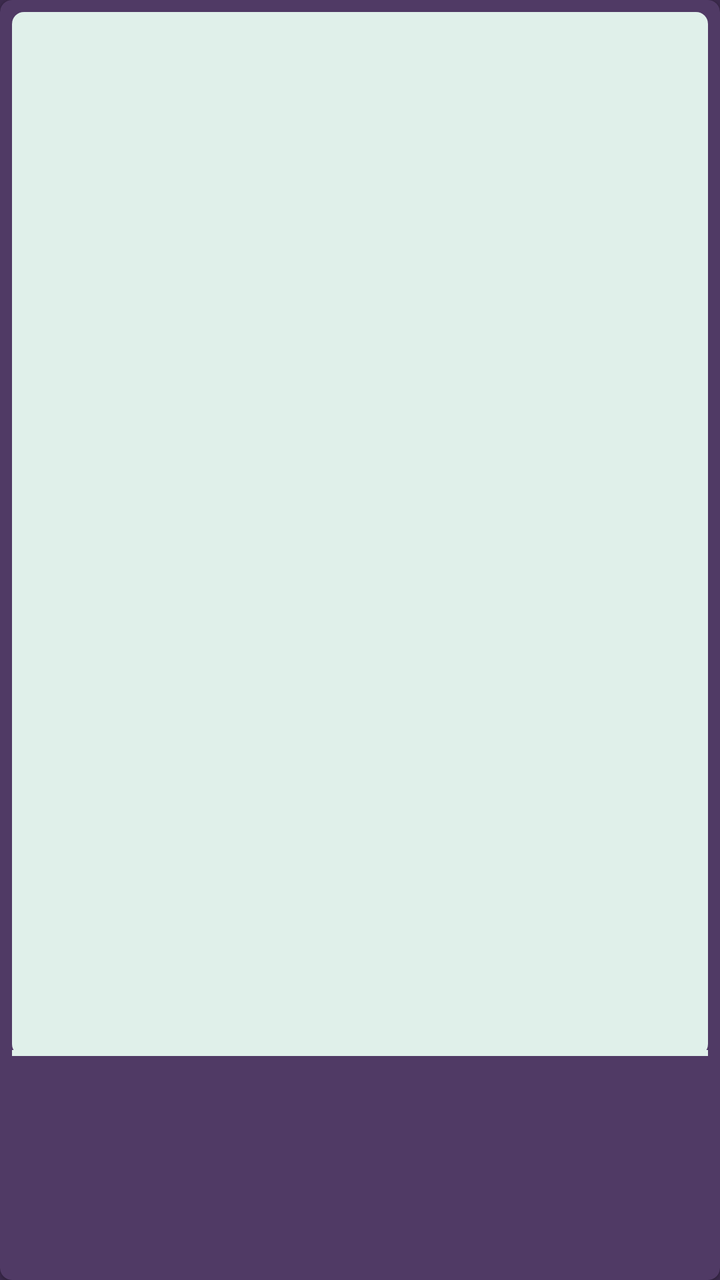
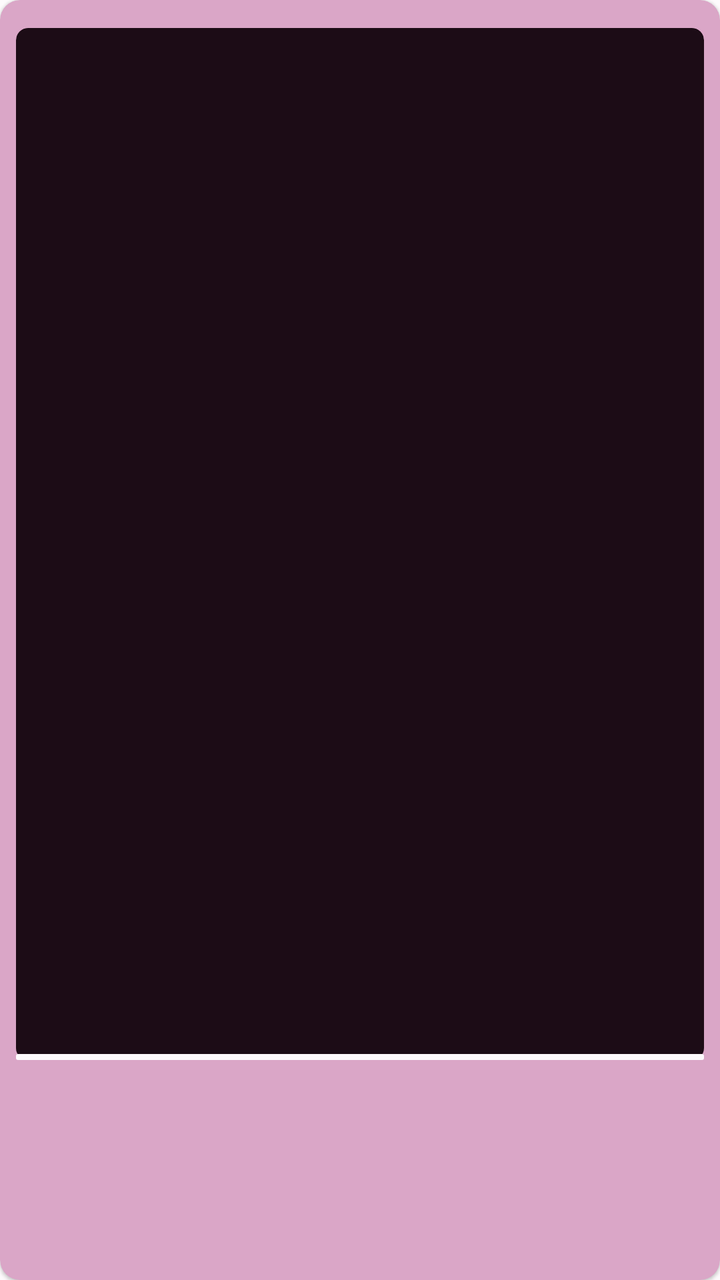

The first picture is an Android layout as it rendered before a commit; the second is the same layout after the commit. The layout source and the unified diff follow.
<!-- AndroidManifest.xml: application theme Theme.EpubReader -->
<!-- res/layout/item_book_grid.xml -->
<?xml version="1.0" encoding="utf-8"?>
<com.google.android.material.card.MaterialCardView xmlns:android="http://schemas.android.com/apk/res/android"
    xmlns:app="http://schemas.android.com/apk/res-auto"
    android:layout_width="match_parent"
    android:layout_height="wrap_content"
    android:layout_marginStart="4dp"
    android:layout_marginEnd="4dp"
    android:layout_marginBottom="10dp"
    app:cardBackgroundColor="@color/palette_plum"
    app:cardCornerRadius="6dp"
    app:cardElevation="1dp">

    <LinearLayout
        android:layout_width="match_parent"
        android:layout_height="wrap_content"
        android:orientation="vertical"
        android:padding="6dp">

        <androidx.constraintlayout.widget.ConstraintLayout
            android:layout_width="match_parent"
            android:layout_height="wrap_content">

            
            <ImageView
                android:id="@+id/cover"
                android:layout_width="match_parent"
                android:layout_height="0dp"
                android:background="@drawable/cover_frame"
                android:contentDescription="@string/book_author"
                android:scaleType="centerCrop"
                app:layout_constraintDimensionRatio="H,1:1.5"
                app:layout_constraintTop_toTopOf="parent" />

            
            <TextView
                android:id="@+id/progressBadge"
                android:layout_width="wrap_content"
                android:layout_height="wrap_content"
                android:layout_marginTop="6dp"
                android:layout_marginEnd="6dp"
                android:background="@drawable/badge_bg"
                android:paddingStart="6dp"
                android:paddingTop="2dp"
                android:paddingEnd="6dp"
                android:paddingBottom="2dp"
                android:textColor="@color/white"
                android:textSize="10sp"
                android:textStyle="bold"
                android:visibility="gone"
                app:layout_constraintEnd_toEndOf="@id/cover"
                app:layout_constraintTop_toTopOf="@id/cover" />

            
            <View
                android:id="@+id/progressTrack"
                android:layout_width="0dp"
                android:layout_height="3dp"
                android:background="@color/progress_track"
                app:layout_constraintBottom_toBottomOf="@id/cover"
                app:layout_constraintStart_toStartOf="@id/cover"
                app:layout_constraintEnd_toEndOf="@id/cover" />

            <View
                android:id="@+id/progressFill"
                android:layout_width="0dp"
                android:layout_height="3dp"
                android:background="@color/progress_fill"
                app:layout_constraintBottom_toBottomOf="@id/cover"
                app:layout_constraintStart_toStartOf="@id/cover"
                app:layout_constraintEnd_toEndOf="@id/progressTrack" />
        </androidx.constraintlayout.widget.ConstraintLayout>

        <TextView
            android:id="@+id/title"
            android:layout_width="match_parent"
            android:layout_height="wrap_content"
            android:layout_marginTop="7dp"
            android:ellipsize="end"
            android:maxLines="2"
            android:textColor="@color/palette_mint"
            android:textSize="12sp"
            android:textStyle="bold" />

        <TextView
            android:id="@+id/author"
            android:layout_width="match_parent"
            android:layout_height="wrap_content"
            android:layout_marginTop="1dp"
            android:ellipsize="end"
            android:maxLines="1"
            android:textColor="@color/palette_slate"
            android:textSize="11sp" />
    </LinearLayout>
</com.google.android.material.card.MaterialCardView>
<!-- resources referenced by this layout -->
<resources>
  <color name="palette_mint">#E0F0EA</color>
  <color name="palette_plum">#503A65</color>
  <color name="palette_slate">#95ADBE</color>
  <color name="progress_fill">@color/palette_mint</color>
  <color name="progress_track">@color/palette_slate</color>
  <color name="white">#FFFFFF</color>
  <!-- drawable badge_bg (drawable) -->
  <?xml version="1.0" encoding="utf-8"?>
  <shape xmlns:android="http://schemas.android.com/apk/res/android" android:shape="rectangle">
      <solid android:color="@color/palette_purple" />
      <corners android:radius="3dp" />
  </shape>
  <!-- drawable cover_frame (drawable) -->
  <?xml version="1.0" encoding="utf-8"?>
  <shape xmlns:android="http://schemas.android.com/apk/res/android" android:shape="rectangle">
      <solid android:color="@color/cover_placeholder" />
      <corners android:radius="6dp" />
  </shape>
  <style name="Theme.EpubReader" parent="Theme.MaterialComponents.DayNight.NoActionBar">
          <item name="android:windowBackground">@color/dark_bg</item>
          <item name="android:statusBarColor">@color/black</item>
          <item name="android:navigationBarColor">@color/black</item>
          <item name="android:windowLightStatusBar">false</item>
          <item name="android:windowLightNavigationBar" tools:targetApi="o_mr1">false</item>
          <item name="colorPrimary">@color/accent</item>
          <item name="colorPrimaryVariant">@color/accent_dark</item>
          <item name="colorOnPrimary">@color/white</item>
          <item name="colorSecondary">@color/secondary</item>
          <item name="colorOnSecondary">@color/white</item>
          <item name="android:colorBackground">@color/dark_bg</item>
          <item name="colorSurface">@color/dark_surface</item>
          <item name="colorOnSurface">@color/dark_text</item>
          <item name="android:textColorPrimary">@color/dark_text</item>
          <item name="android:textColorSecondary">@color/dark_text_muted</item>
          <item name="colorControlNormal">@color/white</item>
          <item name="toolbarStyle">@style/Widget.EpubReader.Toolbar</item>
          <item name="drawerArrowStyle">@style/Widget.EpubReader.DrawerArrowToggle</item>
      </style>
  <color name="palette_purple">#574F7D</color>
  <color name="cover_placeholder">@color/palette_mint</color>
  <color name="dark_bg">@color/palette_eggplant</color>
  <color name="black">#000000</color>
  <color name="accent">@color/palette_plum</color>
  <color name="accent_dark">@color/palette_purple</color>
  <color name="secondary">@color/palette_slate</color>
  <color name="dark_surface">@color/palette_plum</color>
  <color name="dark_text">@color/palette_mint</color>
  <color name="dark_text_muted">@color/palette_slate</color>
  <style name="Widget.EpubReader.Toolbar" parent="Widget.MaterialComponents.Toolbar">
          <item name="titleTextColor">?android:textColorPrimary</item>
          <item name="subtitleTextColor">?android:textColorSecondary</item>
          <item name="navigationIconTint">?android:textColorPrimary</item>
          <item name="actionMenuTextColor">?android:textColorPrimary</item>
      </style>
  <style name="Widget.EpubReader.DrawerArrowToggle" parent="Widget.AppCompat.DrawerArrowToggle">
          <item name="color">?android:textColorPrimary</item>
      </style>
  <color name="palette_eggplant">#3C2A4D</color>
  <!-- unchanged entries left out for length: 1 -->
</resources>

<!-- the commit's change to res/layout/item_book_grid.xml (unified diff, before → after) -->
@@ -5,90 +5,117 @@
     android:layout_height="wrap_content"
     android:layout_marginStart="4dp"
     android:layout_marginEnd="4dp"
-    android:layout_marginBottom="10dp"
+    android:layout_marginBottom="8dp"
     app:cardBackgroundColor="@color/palette_plum"
-    app:cardCornerRadius="6dp"
+    app:cardCornerRadius="10dp"
     app:cardElevation="1dp">
 
     <LinearLayout
         android:layout_width="match_parent"
         android:layout_height="wrap_content"
         android:orientation="vertical"
-        android:padding="6dp">
+        android:padding="8dp">
 
         <androidx.constraintlayout.widget.ConstraintLayout
             android:layout_width="match_parent"
             android:layout_height="wrap_content">
 
             
-            <ImageView
-                android:id="@+id/cover"
+            <com.google.android.material.card.MaterialCardView
+                android:id="@+id/coverCard"
                 android:layout_width="match_parent"
                 android:layout_height="0dp"
-                android:background="@drawable/cover_frame"
-                android:contentDescription="@string/book_author"
-                android:scaleType="centerCrop"
+                android:layout_marginTop="@dimen/app_chrome_padding_v"
+                android:layout_marginBottom="@dimen/app_chrome_padding_v"
+                app:cardElevation="0dp"
+                app:cardPreventCornerOverlap="false"
+                app:strokeWidth="0dp"
+                app:shapeAppearanceOverlay="@style/ShapeAppearance.TopRounded"
                 app:layout_constraintDimensionRatio="H,1:1.5"
-                app:layout_constraintTop_toTopOf="parent" />
+                app:layout_constraintTop_toTopOf="parent">
+
+                <ImageView
+                    android:id="@+id/cover"
+                    android:layout_width="match_parent"
+                    android:layout_height="match_parent"
+                    android:background="@drawable/cover_frame"
+                    android:contentDescription="@string/book_author"
+                    android:scaleType="centerCrop" />
+
+            </com.google.android.material.card.MaterialCardView>
+
+            
+            <ImageView
+                android:id="@+id/favoriteBadge"
+                android:layout_width="28dp"
+                android:layout_height="28dp"
+                android:layout_marginTop="6dp"
+                android:layout_marginEnd="6dp"
+                android:background="@drawable/favorite_badge_bg"
+                android:contentDescription="@string/option_favorite"
+                android:padding="6dp"
+                android:src="@drawable/ic_favorite"
+                android:visibility="gone"
+                app:tint="@color/palette_violet"
+                app:layout_constraintEnd_toEndOf="@id/coverCard"
+                app:layout_constraintTop_toTopOf="@id/coverCard" />
+
+            
+            <ProgressBar
+                android:id="@+id/progressBar"
+                style="@android:style/Widget.ProgressBar.Horizontal"
+                android:layout_width="0dp"
+                android:layout_height="3dp"
+                android:max="100"
+                android:progress="0"
+                android:progressDrawable="@drawable/progress_line_rounded_book_grid"
+                app:layout_constraintBottom_toBottomOf="@id/coverCard"
+                app:layout_constraintEnd_toEndOf="@id/coverCard"
+                app:layout_constraintStart_toStartOf="@id/coverCard" />
 
             
             <TextView
                 android:id="@+id/progressBadge"
                 android:layout_width="wrap_content"
                 android:layout_height="wrap_content"
-                android:layout_marginTop="6dp"
-                android:layout_marginEnd="6dp"
-                android:background="@drawable/badge_bg"
-                android:paddingStart="6dp"
+                android:layout_marginStart="6dp"
+                android:layout_marginBottom="4dp"
+                android:background="@drawable/badge_bg_violet"
+                android:paddingStart="8dp"
                 android:paddingTop="2dp"
-                android:paddingEnd="6dp"
+                android:paddingEnd="8dp"
                 android:paddingBottom="2dp"
-                android:textColor="@color/white"
-                android:textSize="10sp"
+                android:textColor="@color/palette_eggplant"
+                android:textSize="11sp"
                 android:textStyle="bold"
                 android:visibility="gone"
-                app:layout_constraintEnd_toEndOf="@id/cover"
-                app:layout_constraintTop_toTopOf="@id/cover" />
+                app:layout_constraintBottom_toTopOf="@id/progressBar"
+                app:layout_constraintStart_toStartOf="@id/coverCard" />
 
-            
-            <View
-                android:id="@+id/progressTrack"
-                android:layout_width="0dp"
-                android:layout_height="3dp"
-                android:background="@color/progress_track"
-                app:layout_constraintBottom_toBottomOf="@id/cover"
-                app:layout_constraintStart_toStartOf="@id/cover"
-                app:layout_constraintEnd_toEndOf="@id/cover" />
-
-            <View
-                android:id="@+id/progressFill"
-                android:layout_width="0dp"
-                android:layout_height="3dp"
-                android:background="@color/progress_fill"
-                app:layout_constraintBottom_toBottomOf="@id/cover"
-                app:layout_constraintStart_toStartOf="@id/cover"
-                app:layout_constraintEnd_toEndOf="@id/progressTrack" />
         </androidx.constraintlayout.widget.ConstraintLayout>
 
         <TextView
             android:id="@+id/title"
             android:layout_width="match_parent"
             android:layout_height="wrap_content"
-            android:layout_marginTop="7dp"
+            android:layout_marginTop="@dimen/app_chrome_padding_v"
             android:ellipsize="end"
+            android:minLines="2"
             android:maxLines="2"
             android:textColor="@color/palette_mint"
-            android:textSize="12sp"
+            android:textSize="13sp"
             android:textStyle="bold" />
 
         <TextView
             android:id="@+id/author"
             android:layout_width="match_parent"
             android:layout_height="wrap_content"
-            android:layout_marginTop="1dp"
+            android:layout_marginTop="4dp"
+            android:layout_marginBottom="@dimen/app_chrome_padding_v"
             android:ellipsize="end"
             android:maxLines="1"
             android:textColor="@color/palette_slate"
             android:textSize="11sp" />
+
     </LinearLayout>
 </com.google.android.material.card.MaterialCardView>
<!-- resource entries referenced after the edit -->
@@ -1,63 +1,105 @@
 <!-- resources referenced by this layout -->
 <resources>
-  <color name="palette_mint">#E0F0EA</color>
-  <color name="palette_plum">#503A65</color>
-  <color name="palette_slate">#95ADBE</color>
-  <color name="progress_fill">@color/palette_mint</color>
-  <color name="progress_track">@color/palette_slate</color>
-  <color name="white">#FFFFFF</color>
-  <!-- drawable badge_bg (drawable) -->
+  <color name="palette_mint">@color/palette_china</color>
+  <color name="palette_plum">@color/palette_copper_rose</color>
+  <color name="palette_slate">@color/palette_dusty_rose</color>
+  <color name="palette_violet">@color/palette_blush_mauve</color>
+  <dimen name="app_chrome_padding_v">6dp</dimen>
+  <!-- drawable badge_bg_violet (drawable) -->
   <?xml version="1.0" encoding="utf-8"?>
-  <shape xmlns:android="http://schemas.android.com/apk/res/android" android:shape="rectangle">
-      <solid android:color="@color/palette_purple" />
-      <corners android:radius="3dp" />
+  <shape xmlns:android="http://schemas.android.com/apk/res/android"
+      android:shape="rectangle">
+      <solid android:color="@color/palette_violet" />
+      <corners android:radius="8dp" />
   </shape>
+  <color name="white">#000000</color>
   <!-- drawable cover_frame (drawable) -->
   <?xml version="1.0" encoding="utf-8"?>
   <shape xmlns:android="http://schemas.android.com/apk/res/android" android:shape="rectangle">
-      <solid android:color="@color/cover_placeholder" />
+      <solid android:color="@color/palette_mint" />
       <corners android:radius="6dp" />
   </shape>
+  <!-- drawable favorite_badge_bg (drawable) -->
+  <?xml version="1.0" encoding="utf-8"?>
+  <shape xmlns:android="http://schemas.android.com/apk/res/android"
+      android:shape="oval">
+      <solid android:color="#40000000" />
+  </shape>
+  <!-- drawable ic_favorite (drawable) -->
+  <?xml version="1.0" encoding="utf-8"?>
+  <vector xmlns:android="http://schemas.android.com/apk/res/android"
+      android:width="24dp" android:height="24dp"
+      android:viewportWidth="24" android:viewportHeight="24">
+      <path android:fillColor="@color/white"
+          android:pathData="M12,21.35l-1.45,-1.32C5.4,15.36 2,12.28 2,8.5 2,5.42 4.42,3 7.5,3c1.74,0 3.41,0.81 4.5,2.09C13.09,3.81 14.76,3 16.5,3 19.58,3 22,5.42 22,8.5c0,3.78 -3.4,6.86 -8.55,11.54L12,21.35z" />
+  </vector>
+  <!-- drawable progress_line_rounded_book_grid (drawable) -->
+  <?xml version="1.0" encoding="utf-8"?>
+  <layer-list xmlns:android="http://schemas.android.com/apk/res/android">
+      <item android:id="@android:id/background">
+          <shape android:shape="rectangle">
+              <solid android:color="@color/palette_eggplant" />
+              <corners android:radius="1dp" />
+          </shape>
+      </item>
+      <item android:id="@android:id/progress">
+          <scale android:scaleWidth="100%">
+              <shape android:shape="rectangle">
+                  <solid android:color="@color/palette_violet" />
+                  <corners android:radius="1dp" />
+              </shape>
+          </scale>
+      </item>
+  </layer-list>
+  <string name="option_favorite">Favorite</string>
+  <style name="ShapeAppearance.TopRounded" parent="">
+          <item name="cornerSizeTopLeft">6dp</item>
+          <item name="cornerSizeTopRight">6dp</item>
+          <item name="cornerSizeBottomLeft">2dp</item>
+          <item name="cornerSizeBottomRight">2dp</item>
+      </style>
   <style name="Theme.EpubReader" parent="Theme.MaterialComponents.DayNight.NoActionBar">
-          <item name="android:windowBackground">@color/dark_bg</item>
+          <item name="android:windowBackground">@color/palette_eggplant</item>
           <item name="android:statusBarColor">@color/black</item>
           <item name="android:navigationBarColor">@color/black</item>
           <item name="android:windowLightStatusBar">false</item>
           <item name="android:windowLightNavigationBar" tools:targetApi="o_mr1">false</item>
-          <item name="colorPrimary">@color/accent</item>
-          <item name="colorPrimaryVariant">@color/accent_dark</item>
+          <item name="android:windowNoTitle">true</item>
+          <item name="android:windowContentOverlay">@null</item>
+          <item name="android:enforceStatusBarContrast" tools:targetApi="q">false</item>
+          <item name="android:enforceNavigationBarContrast" tools:targetApi="q">false</item>
+          <item name="colorPrimary">@color/palette_plum</item>
+          <item name="colorPrimaryVariant">@color/palette_purple</item>
           <item name="colorOnPrimary">@color/white</item>
-          <item name="colorSecondary">@color/secondary</item>
+          <item name="colorSecondary">@color/palette_slate</item>
           <item name="colorOnSecondary">@color/white</item>
-          <item name="android:colorBackground">@color/dark_bg</item>
-          <item name="colorSurface">@color/dark_surface</item>
-          <item name="colorOnSurface">@color/dark_text</item>
-          <item name="android:textColorPrimary">@color/dark_text</item>
-          <item name="android:textColorSecondary">@color/dark_text_muted</item>
+          <item name="android:colorBackground">@color/palette_eggplant</item>
+          <item name="colorSurface">@color/palette_plum</item>
+          <item name="colorOnSurface">@color/palette_mint</item>
+          <item name="android:textColorPrimary">@color/palette_mint</item>
+          <item name="android:textColorSecondary">@color/palette_slate</item>
           <item name="colorControlNormal">@color/white</item>
           <item name="toolbarStyle">@style/Widget.EpubReader.Toolbar</item>
           <item name="drawerArrowStyle">@style/Widget.EpubReader.DrawerArrowToggle</item>
       </style>
-  <color name="palette_purple">#574F7D</color>
-  <color name="cover_placeholder">@color/palette_mint</color>
-  <color name="dark_bg">@color/palette_eggplant</color>
-  <color name="black">#000000</color>
-  <color name="accent">@color/palette_plum</color>
-  <color name="accent_dark">@color/palette_purple</color>
-  <color name="secondary">@color/palette_slate</color>
-  <color name="dark_surface">@color/palette_plum</color>
-  <color name="dark_text">@color/palette_mint</color>
-  <color name="dark_text_muted">@color/palette_slate</color>
+  <color name="palette_plum_wine">#fdfafc</color>
+  <color name="palette_china">#1c0c16</color>
+  <color name="palette_copper_rose">#daa6c7</color>
+  <color name="palette_dusty_rose">#4f213e</color>
+  <color name="palette_blush_mauve">#b54c8e</color>
+  <color name="palette_purple">@color/palette_rose_water</color>
+  <color name="black">#FFFFFF</color>
   <style name="Widget.EpubReader.Toolbar" parent="Widget.MaterialComponents.Toolbar">
-          <item name="titleTextColor">?android:textColorPrimary</item>
-          <item name="subtitleTextColor">?android:textColorSecondary</item>
-          <item name="navigationIconTint">?android:textColorPrimary</item>
-          <item name="actionMenuTextColor">?android:textColorPrimary</item>
+          <item name="titleTextColor">@color/palette_mint</item>
+          <item name="subtitleTextColor">@color/palette_slate</item>
+          <item name="navigationIconTint">@color/palette_mint</item>
+          <item name="actionMenuTextColor">@color/palette_mint</item>
       </style>
   <style name="Widget.EpubReader.DrawerArrowToggle" parent="Widget.AppCompat.DrawerArrowToggle">
-          <item name="color">?android:textColorPrimary</item>
+          <item name="color">@color/palette_mint</item>
       </style>
-  <color name="palette_eggplant">#3C2A4D</color>
+  <color name="palette_rose_water">#823666</color>
+  <color name="palette_eggplant">@color/palette_plum_wine</color>
   <!-- unchanged entries left out for length: 1 -->
 </resources>
 
